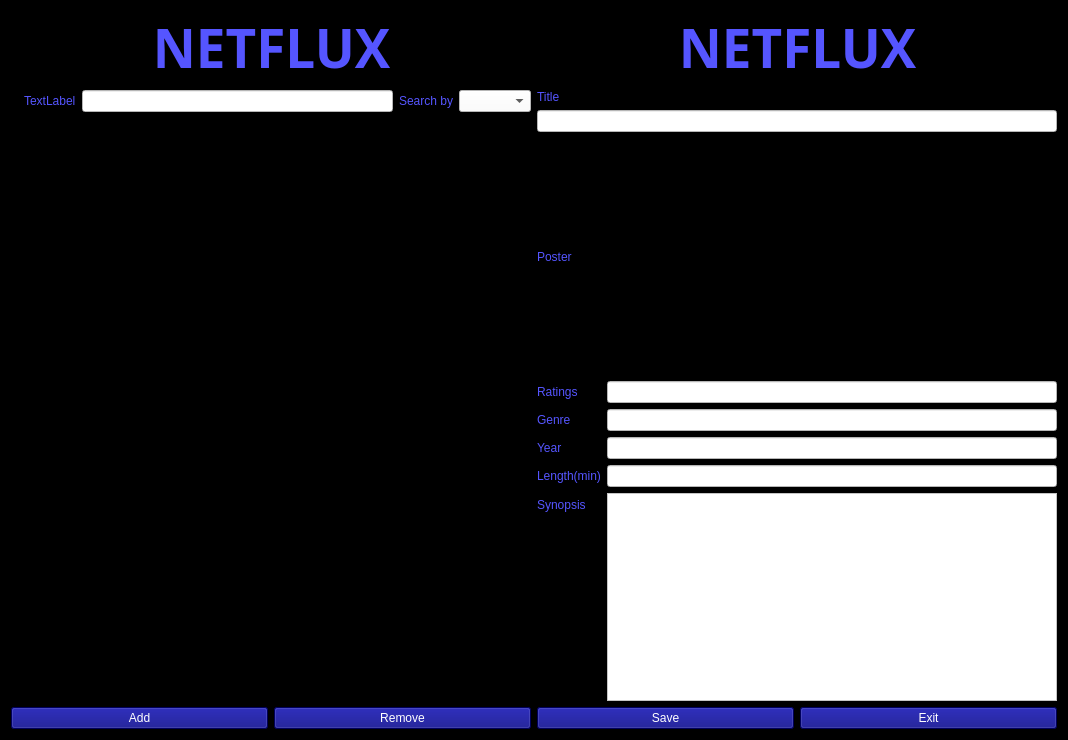
Before: the Qt Designer form NetfluxApp/widget.ui in omrmeh/netflux, drawn with Qt 5.
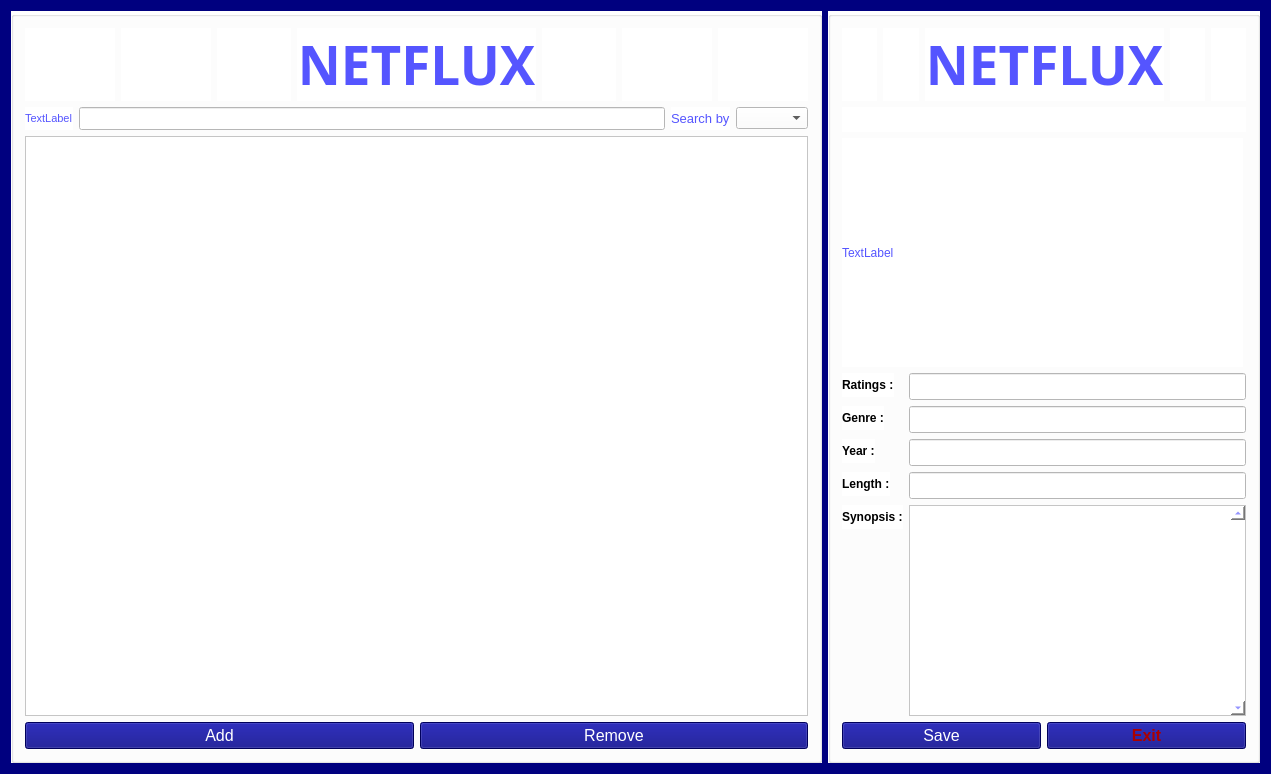
After: the same form once the commit is applied.

Commit message: formatage de l'heure par la chef de projet + design en blanc + autres améliorations avec BDD de ce matin

```diff
--- a/NetfluxApp/widget.ui
+++ b/NetfluxApp/widget.ui
@@ -6,8 +6,8 @@
    <rect>
     <x>0</x>
     <y>0</y>
-    <width>1068</width>
-    <height>740</height>
+    <width>1271</width>
+    <height>774</height>
    </rect>
   </property>
   <property name="windowTitle">
@@ -15,15 +15,235 @@
   </property>
   <property name="styleSheet">
    <string notr="true">color: rgb(85, 85, 255);
-background-color: rgb(0, 0, 0);</string>
+
+background-color: rgb(0, 0, 127);</string>
   </property>
-  <layout class="QGridLayout" name="gridLayout_2">
-   <item row="0" column="0" rowspan="5">
+  <layout class="QGridLayout" name="gridLayout_3">
+   <item row="0" column="0" rowspan="2" colspan="2">
+    <widget class="QGroupBox" name="groupBox_2">
+     <property name="minimumSize">
+      <size>
+       <width>811</width>
+       <height>751</height>
+      </size>
+     </property>
+     <property name="palette">
+      <palette>
+       <active>
+        <colorrole role="WindowText">
+         <brush brushstyle="SolidPattern">
+          <color alpha="255">
+           <red>85</red>
+           <green>85</green>
+           <blue>255</blue>
+          </color>
+         </brush>
+        </colorrole>
+        <colorrole role="Button">
+         <brush brushstyle="SolidPattern">
+          <color alpha="255">
+           <red>255</red>
+           <green>255</green>
+           <blue>255</blue>
+          </color>
+         </brush>
+        </colorrole>
+        <colorrole role="Text">
+         <brush brushstyle="SolidPattern">
+          <color alpha="255">
+           <red>85</red>
+           <green>85</green>
+           <blue>255</blue>
+          </color>
+         </brush>
+        </colorrole>
+        <colorrole role="ButtonText">
+         <brush brushstyle="SolidPattern">
+          <color alpha="255">
+           <red>85</red>
+           <green>85</green>
+           <blue>255</blue>
+          </color>
+         </brush>
+        </colorrole>
+        <colorrole role="Base">
+         <brush brushstyle="SolidPattern">
+          <color alpha="255">
+           <red>255</red>
+           <green>255</green>
+           <blue>255</blue>
+          </color>
+         </brush>
+        </colorrole>
+        <colorrole role="Window">
+         <brush brushstyle="SolidPattern">
+          <color alpha="255">
+           <red>255</red>
+           <green>255</green>
+           <blue>255</blue>
+          </color>
+         </brush>
+        </colorrole>
+        <colorrole role="PlaceholderText">
+         <brush brushstyle="SolidPattern">
+          <color alpha="128">
+           <red>0</red>
+           <green>0</green>
+           <blue>0</blue>
+          </color>
+         </brush>
+        </colorrole>
+       </active>
+       <inactive>
+        <colorrole role="WindowText">
+         <brush brushstyle="SolidPattern">
+          <color alpha="255">
+           <red>85</red>
+           <green>85</green>
+           <blue>255</blue>
+          </color>
+         </brush>
+        </colorrole>
+        <colorrole role="Button">
+         <brush brushstyle="SolidPattern">
+          <color alpha="255">
+           <red>255</red>
+           <green>255</green>
+           <blue>255</blue>
+          </color>
+         </brush>
+        </colorrole>
+        <colorrole role="Text">
+         <brush brushstyle="SolidPattern">
+          <color alpha="255">
+           <red>85</red>
+           <green>85</green>
+           <blue>255</blue>
+          </color>
+         </brush>
+        </colorrole>
+        <colorrole role="ButtonText">
+         <brush brushstyle="SolidPattern">
+          <color alpha="255">
+           <red>85</red>
+           <green>85</green>
+           <blue>255</blue>
+          </color>
+         </brush>
+        </colorrole>
+        <colorrole role="Base">
+         <brush brushstyle="SolidPattern">
+          <color alpha="255">
+           <red>255</red>
+           <green>255</green>
+           <blue>255</blue>
+          </color>
+         </brush>
+        </colorrole>
+        <colorrole role="Window">
+         <brush brushstyle="SolidPattern">
+          <color alpha="255">
+           <red>255</red>
+           <green>255</green>
+           <blue>255</blue>
+          </color>
+         </brush>
+        </colorrole>
+        <colorrole role="PlaceholderText">
+         <brush brushstyle="SolidPattern">
+          <color alpha="128">
+           <red>0</red>
+           <green>0</green>
+           <blue>0</blue>
+          </color>
+         </brush>
+        </colorrole>
+       </inactive>
+       <disabled>
+        <colorrole role="WindowText">
+         <brush brushstyle="SolidPattern">
+          <color alpha="255">
+           <red>85</red>
+           <green>85</green>
+           <blue>255</blue>
+          </color>
+         </brush>
+        </colorrole>
+        <colorrole role="Button">
+         <brush brushstyle="SolidPattern">
+          <color alpha="255">
+           <red>255</red>
+           <green>255</green>
+           <blue>255</blue>
+          </color>
+         </brush>
+        </colorrole>
+        <colorrole role="Text">
+         <brush brushstyle="SolidPattern">
+          <color alpha="255">
+           <red>85</red>
+           <green>85</green>
+           <blue>255</blue>
+          </color>
+         </brush>
+        </colorrole>
+        <colorrole role="ButtonText">
+         <brush brushstyle="SolidPattern">
+          <color alpha="255">
+           <red>85</red>
+           <green>85</green>
+           <blue>255</blue>
+          </color>
+         </brush>
+        </colorrole>
+        <colorrole role="Base">
+         <brush brushstyle="SolidPattern">
+          <color alpha="255">
+           <red>255</red>
+           <green>255</green>
+           <blue>255</blue>
+          </color>
+         </brush>
+        </colorrole>
+        <colorrole role="Window">
+         <brush brushstyle="SolidPattern">
+          <color alpha="255">
+           <red>255</red>
+           <green>255</green>
+           <blue>255</blue>
+          </color>
+         </brush>
+        </colorrole>
+        <colorrole role="PlaceholderText">
+         <brush brushstyle="SolidPattern">
+          <color alpha="128">
+           <red>85</red>
+           <green>85</green>
+           <blue>255</blue>
+          </color>
+         </brush>
+        </colorrole>
+       </disabled>
+      </palette>
+     </property>
+     <property name="styleSheet">
+      <string notr="true">background-color: rgb(255, 255, 255);</string>
+     </property>
+     <property name="title">
+      <string/>
+     </property>
     <layout class="QGridLayout" name="gridLayout">
      <item row="0" column="0">
-      <layout class="QHBoxLayout" name="horizontalLayout_3">
+       <layout class="QHBoxLayout" name="horizontalLayout">
        <item>
-        <widget class="QLabel" name="label_7">
+         <widget class="QLabel" name="label_20">
+          <property name="text">
+           <string/>
+          </property>
+         </widget>
+        </item>
+        <item>
+         <widget class="QLabel" name="label_6">
          <property name="text">
           <string/>
          </property>
@@ -33,7 +253,7 @@
         <widget class="QLabel" name="labGauche">
          <property name="maximumSize">
           <size>
-           <width>49</width>
+            <width>74</width>
            <height>78</height>
           </size>
          </property>
@@ -67,7 +287,7 @@
         <widget class="QLabel" name="labDroit">
          <property name="maximumSize">
           <size>
-           <width>48</width>
+            <width>74</width>
            <height>78</height>
           </size>
          </property>
@@ -80,7 +300,14 @@
         </widget>
        </item>
        <item>
-        <widget class="QLabel" name="label_3">
+         <widget class="QLabel" name="label_8">
+          <property name="text">
+           <string/>
+          </property>
+         </widget>
+        </item>
+        <item>
+         <widget class="QLabel" name="label_13">
          <property name="text">
           <string/>
          </property>
@@ -90,13 +317,6 @@
      </item>
      <item row="1" column="0">
       <layout class="QHBoxLayout" name="horizontalLayout_2">
-       <item>
-        <widget class="QLabel" name="label_2">
-         <property name="text">
-          <string/>
-         </property>
-        </widget>
-       </item>
        <item>
         <widget class="QLabel" name="labSearch">
          <property name="maximumSize">
@@ -105,6 +325,11 @@
            <height>24</height>
           </size>
          </property>
+          <property name="font">
+           <font>
+            <pointsize>8</pointsize>
+           </font>
+          </property>
          <property name="text">
           <string>TextLabel</string>
          </property>
@@ -115,6 +340,11 @@
        </item>
        <item>
         <widget class="QLineEdit" name="leSearch">
+          <property name="font">
+           <font>
+            <pointsize>10</pointsize>
+           </font>
+          </property>
          <property name="styleSheet">
           <string notr="true">background-color: rgb(255, 255, 255);
 color: rgb(0, 0, 0);</string>
@@ -123,6 +353,11 @@
        </item>
        <item>
         <widget class="QLabel" name="label">
+          <property name="font">
+           <font>
+            <pointsize>10</pointsize>
+           </font>
+          </property>
          <property name="text">
           <string>Search by</string>
          </property>
@@ -138,36 +373,27 @@
        </item>
       </layout>
      </item>
-     <item row="2" column="0">
-      <widget class="QTableView" name="tableView">
-       <property name="minimumSize">
-        <size>
-         <width>511</width>
-         <height>411</height>
-        </size>
-       </property>
-       <property name="font">
-        <font>
-         <family>MS Shell Dlg 2</family>
-         <pointsize>12</pointsize>
-         <weight>50</weight>
-         <italic>false</italic>
-         <bold>false</bold>
-        </font>
-       </property>
-       <property name="styleSheet">
-        <string notr="true">color: rgb(0, 170, 255);
-font: 12pt &quot;MS Shell Dlg 2&quot;;</string>
-       </property>
-      </widget>
-     </item>
      <item row="3" column="0">
-      <layout class="QHBoxLayout" name="horizontalLayout">
+       <layout class="QHBoxLayout" name="horizontalLayout_3">
        <item>
         <widget class="QPushButton" name="pbAdd">
+          <property name="font">
+           <font>
+            <pointsize>12</pointsize>
+           </font>
+          </property>
+          <property name="cursor">
+           <cursorShape>PointingHandCursor</cursorShape>
+          </property>
+          <property name="mouseTracking">
+           <bool>false</bool>
+          </property>
+          <property name="focusPolicy">
+           <enum>Qt::WheelFocus</enum>
+          </property>
          <property name="styleSheet">
-          <string notr="true">background-color: rgb(0, 0, 127);
-color: rgb(255, 255, 255);</string>
+           <string notr="true">color: rgb(255, 255, 255);
+background-color: rgb(0, 0, 127);</string>
          </property>
          <property name="text">
           <string>Add</string>
@@ -176,6 +402,14 @@
        </item>
        <item>
         <widget class="QPushButton" name="pbRemove">
+          <property name="font">
+           <font>
+            <pointsize>12</pointsize>
+           </font>
+          </property>
+          <property name="cursor">
+           <cursorShape>PointingHandCursor</cursorShape>
+          </property>
          <property name="styleSheet">
           <string notr="true">background-color: rgb(0, 0, 127);
 color: rgb(255, 255, 255);</string>
@@ -187,9 +421,57 @@
        </item>
       </layout>
      </item>
-    </layout>
-   </item>
-   <item row="0" column="1">
+      <item row="2" column="0">
+       <layout class="QVBoxLayout" name="verticalLayout_3">
+        <item>
+         <widget class="QTableView" name="tableView">
+          <property name="minimumSize">
+           <size>
+            <width>781</width>
+            <height>535</height>
+           </size>
+          </property>
+          <property name="cursor" stdset="0">
+           <cursorShape>PointingHandCursor</cursorShape>
+          </property>
+          <property name="sizeAdjustPolicy">
+           <enum>QAbstractScrollArea::AdjustToContentsOnFirstShow</enum>
+          </property>
+          <attribute name="horizontalHeaderCascadingSectionResizes">
+           <bool>false</bool>
+          </attribute>
+          <attribute name="horizontalHeaderHighlightSections">
+           <bool>false</bool>
+          </attribute>
+          <attribute name="verticalHeaderDefaultSectionSize">
+           <number>37</number>
+          </attribute>
+          <attribute name="verticalHeaderHighlightSections">
+           <bool>false</bool>
+          </attribute>
+         </widget>
+        </item>
+       </layout>
+      </item>
+     </layout>
+    </widget>
+   </item>
+   <item row="0" column="2" rowspan="2">
+    <widget class="QGroupBox" name="groupBox">
+     <property name="minimumSize">
+      <size>
+       <width>431</width>
+       <height>751</height>
+      </size>
+     </property>
+     <property name="styleSheet">
+      <string notr="true">background-color: rgb(255, 255, 255);</string>
+     </property>
+     <property name="title">
+      <string/>
+     </property>
+     <layout class="QGridLayout" name="gridLayout_2">
+      <item row="0" column="0">
     <layout class="QHBoxLayout" name="horizontalLayout_5">
      <item>
       <widget class="QLabel" name="label_15">
@@ -245,145 +527,245 @@
      </item>
     </layout>
    </item>
-   <item row="2" column="1">
-    <layout class="QVBoxLayout" name="verticalLayout_3">
-     <item>
-      <widget class="QLabel" name="labPoster">
-       <property name="minimumSize">
-        <size>
-         <width>489</width>
-         <height>237</height>
-        </size>
-       </property>
-       <property name="maximumSize">
-        <size>
-         <width>517</width>
-         <height>237</height>
-        </size>
-       </property>
-       <property name="text">
-        <string>Poster</string>
-       </property>
-       <property name="scaledContents">
-        <bool>true</bool>
-       </property>
-      </widget>
-     </item>
-    </layout>
-   </item>
-   <item row="1" column="1">
+      <item row="1" column="0">
     <layout class="QVBoxLayout" name="verticalLayout_2">
-     <item>
-      <widget class="QLabel" name="label_8">
-       <property name="text">
-        <string>Title</string>
-       </property>
-      </widget>
-     </item>
      <item>
       <widget class="QLineEdit" name="leTitle">
        <property name="font">
         <font>
-         <family>MS Shell Dlg 2</family>
-         <pointsize>8</pointsize>
-         <weight>50</weight>
-         <italic>false</italic>
-         <bold>false</bold>
+            <pointsize>14</pointsize>
+            <weight>75</weight>
+            <bold>true</bold>
         </font>
        </property>
        <property name="styleSheet">
-        <string notr="true">background-color: rgb(255, 255, 255);
-font: 75 18pt &quot;MS Shell Dlg 2&quot;;
-color: rgb(85, 85, 255);
-font: 8pt &quot;MS Shell Dlg 2&quot;;</string>
-       </property>
+           <string notr="true">color: rgb(85, 0, 0);</string>
+          </property>
+          <property name="frame">
+           <bool>false</bool>
+          </property>
       </widget>
      </item>
     </layout>
    </item>
-   <item row="3" column="1">
+      <item row="2" column="0">
+       <layout class="QVBoxLayout" name="verticalLayout">
+        <item>
+         <widget class="QLabel" name="labPoster">
+          <property name="minimumSize">
+           <size>
+            <width>401</width>
+            <height>229</height>
+           </size>
+          </property>
+          <property name="maximumSize">
+           <size>
+            <width>401</width>
+            <height>229</height>
+           </size>
+          </property>
+          <property name="frameShape">
+           <enum>QFrame::NoFrame</enum>
+          </property>
+          <property name="lineWidth">
+           <number>1</number>
+          </property>
+          <property name="text">
+           <string>TextLabel</string>
+          </property>
+          <property name="scaledContents">
+           <bool>true</bool>
+          </property>
+         </widget>
+        </item>
+       </layout>
+      </item>
+      <item row="3" column="0">
     <layout class="QFormLayout" name="formLayout">
      <item row="0" column="0">
       <widget class="QLabel" name="label_9">
+          <property name="font">
+           <font>
+            <weight>75</weight>
+            <bold>true</bold>
+           </font>
+          </property>
+          <property name="styleSheet">
+           <string notr="true">color: rgb(0, 0, 0);</string>
+          </property>
        <property name="text">
-        <string>Ratings</string>
+           <string>Ratings :</string>
        </property>
       </widget>
      </item>
      <item row="0" column="1">
       <widget class="QLineEdit" name="leRating">
+          <property name="font">
+           <font>
+            <pointsize>12</pointsize>
+           </font>
+          </property>
        <property name="styleSheet">
         <string notr="true">background-color: rgb(255, 255, 255);
-color: rgb(0, 0, 127);</string>
+selection-color: rgb(0, 0, 0);
+color: rgb(0, 0, 0);</string>
+          </property>
+          <property name="frame">
+           <bool>true</bool>
        </property>
       </widget>
      </item>
      <item row="1" column="0">
       <widget class="QLabel" name="label_10">
+          <property name="font">
+           <font>
+            <weight>75</weight>
+            <bold>true</bold>
+           </font>
+          </property>
+          <property name="styleSheet">
+           <string notr="true">color: rgb(0, 0, 0);</string>
+          </property>
        <property name="text">
-        <string>Genre</string>
+           <string>Genre :</string>
        </property>
       </widget>
      </item>
      <item row="1" column="1">
       <widget class="QLineEdit" name="leGenre">
+          <property name="font">
+           <font>
+            <pointsize>12</pointsize>
+           </font>
+          </property>
        <property name="styleSheet">
         <string notr="true">background-color: rgb(255, 255, 255);
-color: rgb(0, 0, 127);</string>
+color: rgb(0, 0, 0);</string>
+          </property>
+          <property name="frame">
+           <bool>true</bool>
        </property>
       </widget>
      </item>
      <item row="2" column="0">
       <widget class="QLabel" name="label_11">
+          <property name="font">
+           <font>
+            <weight>75</weight>
+            <bold>true</bold>
+           </font>
+          </property>
+          <property name="styleSheet">
+           <string notr="true">color: rgb(0, 0, 0);</string>
+          </property>
        <property name="text">
-        <string>Year</string>
+           <string>Year :</string>
        </property>
       </widget>
      </item>
      <item row="2" column="1">
       <widget class="QLineEdit" name="leYear">
+          <property name="font">
+           <font>
+            <pointsize>12</pointsize>
+           </font>
+          </property>
        <property name="styleSheet">
         <string notr="true">background-color: rgb(255, 255, 255);
-color: rgb(0, 0, 127);</string>
+color: rgb(0, 0, 0);</string>
+          </property>
+          <property name="frame">
+           <bool>true</bool>
        </property>
       </widget>
      </item>
      <item row="3" column="0">
       <widget class="QLabel" name="label_12">
+          <property name="font">
+           <font>
+            <weight>75</weight>
+            <bold>true</bold>
+           </font>
+          </property>
+          <property name="styleSheet">
+           <string notr="true">color: rgb(0, 0, 0);</string>
+          </property>
        <property name="text">
-        <string>Length(min)</string>
+           <string>Length :</string>
        </property>
       </widget>
      </item>
      <item row="3" column="1">
       <widget class="QLineEdit" name="leLength">
+          <property name="font">
+           <font>
+            <pointsize>12</pointsize>
+           </font>
+          </property>
        <property name="styleSheet">
         <string notr="true">background-color: rgb(255, 255, 255);
 color: rgb(0, 0, 127);</string>
        </property>
+          <property name="frame">
+           <bool>true</bool>
+          </property>
       </widget>
      </item>
      <item row="4" column="0">
       <widget class="QLabel" name="label_14">
+          <property name="font">
+           <font>
+            <weight>75</weight>
+            <bold>true</bold>
+           </font>
+          </property>
+          <property name="styleSheet">
+           <string notr="true">color: rgb(0, 0, 0);</string>
+          </property>
        <property name="text">
-        <string>Synopsis</string>
+           <string>Synopsis :</string>
        </property>
       </widget>
      </item>
      <item row="4" column="1">
       <widget class="QTextEdit" name="teSynopsis">
+          <property name="minimumSize">
+           <size>
+            <width>328</width>
+            <height>140</height>
+           </size>
+          </property>
+          <property name="font">
+           <font>
+            <pointsize>9</pointsize>
+           </font>
+          </property>
        <property name="styleSheet">
         <string notr="true">background-color: rgb(255, 255, 255);
 color: rgb(0, 0, 127);</string>
        </property>
+          <property name="frameShape">
+           <enum>QFrame::StyledPanel</enum>
+          </property>
+          <property name="verticalScrollBarPolicy">
+           <enum>Qt::ScrollBarAlwaysOn</enum>
+          </property>
       </widget>
      </item>
     </layout>
    </item>
-   <item row="4" column="1">
+      <item row="4" column="0">
     <layout class="QHBoxLayout" name="horizontalLayout_4">
      <item>
       <widget class="QPushButton" name="pbSave">
+          <property name="font">
+           <font>
+            <pointsize>12</pointsize>
+           </font>
+          </property>
+          <property name="cursor">
+           <cursorShape>PointingHandCursor</cursorShape>
+          </property>
        <property name="styleSheet">
         <string notr="true">background-color: rgb(0, 0, 127);
 color: rgb(255, 255, 255);</string>
@@ -395,9 +777,19 @@
      </item>
      <item>
       <widget class="QPushButton" name="pbExit_2">
+          <property name="font">
+           <font>
+            <pointsize>12</pointsize>
+            <weight>75</weight>
+            <bold>true</bold>
+           </font>
+          </property>
+          <property name="cursor">
+           <cursorShape>PointingHandCursor</cursorShape>
+          </property>
        <property name="styleSheet">
         <string notr="true">background-color: rgb(0, 0, 127);
-color: rgb(255, 255, 255);</string>
+color: rgb(170, 0, 0);</string>
        </property>
        <property name="text">
         <string>Exit</string>
@@ -405,6 +797,9 @@
       </widget>
      </item>
     </layout>
+      </item>
+     </layout>
+    </widget>
    </item>
   </layout>
  </widget>
```
Left out of the diff: 2 changed lines with no effect on the pictures. Lines whose indentation alone changed are shown as unchanged. The commit also changes 3 other files.
